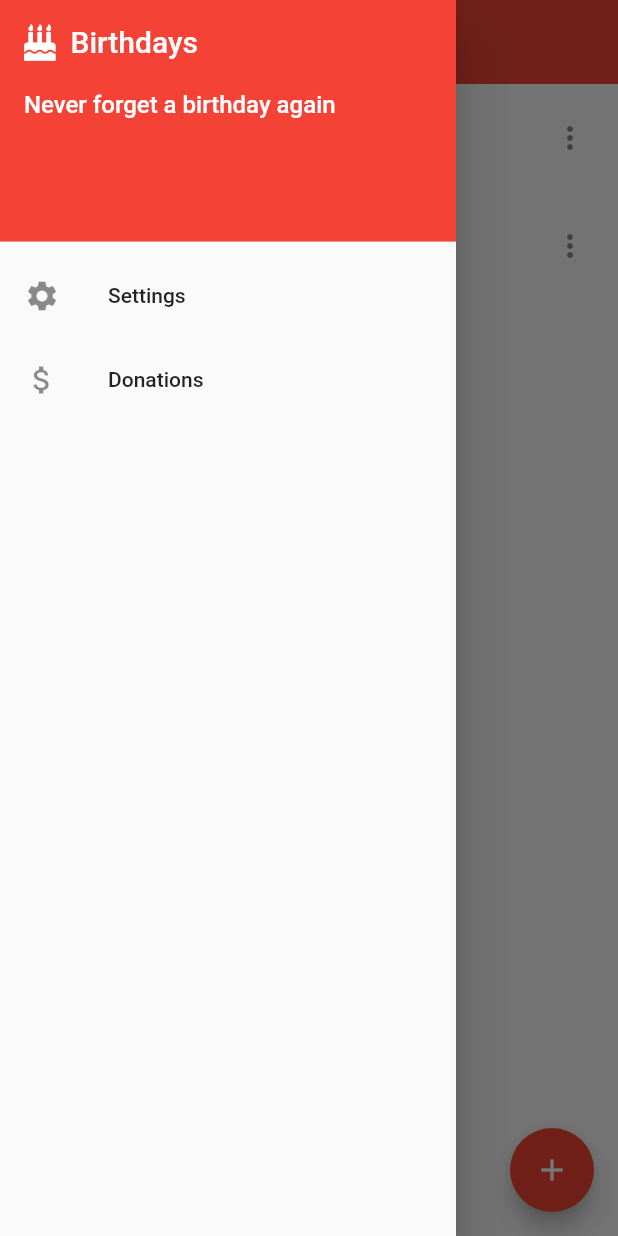
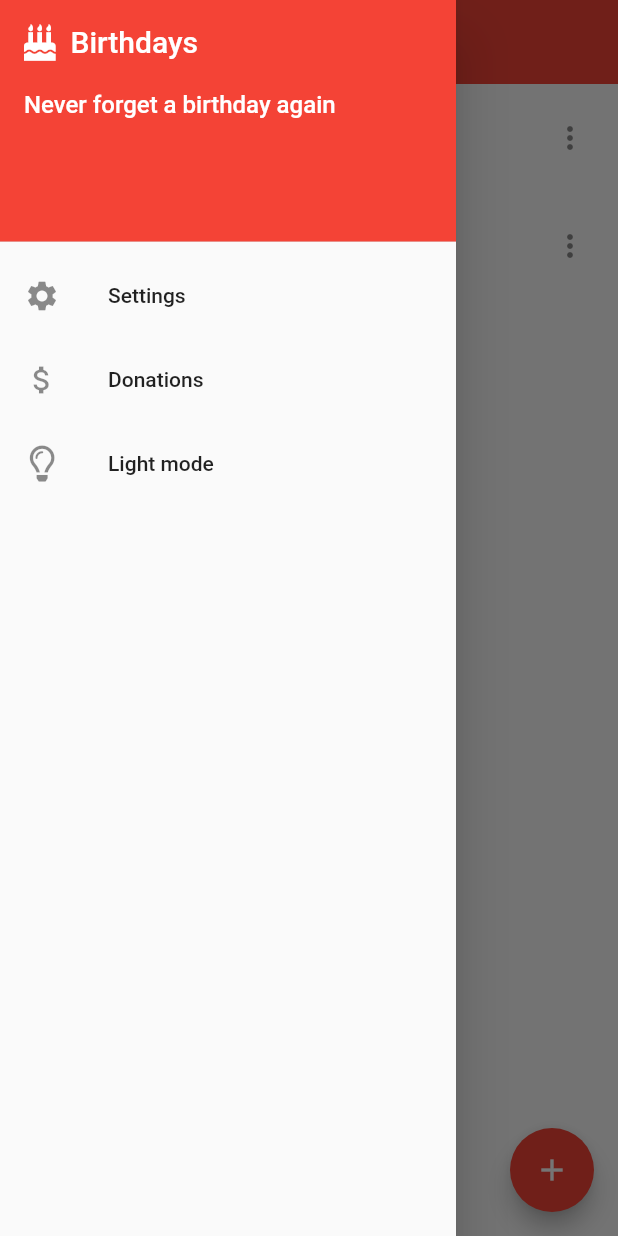
Before and after one commit to rijkdw/birthdays, a Flutter app: the screen it shows after launch, with the side drawer open, on a phone screen of 412 x 824 dp. Run offline on Flutter 3.47's test engine with Material 2 defaults, Android fonts, the phone set to English and light mode, and no system bars; our stand-ins replace font_awesome_flutter.

Commit message:
Added the themes

```diff
--- a/lib/components/appDrawer.dart
+++ b/lib/components/appDrawer.dart
@@ -1,11 +1,12 @@
 import 'package:birthdays/components/appDrawerItem.dart';
+import 'package:birthdays/managers/themeManager.dart';
 import 'package:flutter/material.dart';
 import 'package:font_awesome_flutter/font_awesome_flutter.dart';
+import 'package:provider/provider.dart';
 
 class AppDrawer extends StatelessWidget {
   @override
   Widget build(BuildContext context) {
-
     Widget drawerHeader = DrawerHeader(
       decoration: BoxDecoration(
         color: Theme.of(context).primaryColor,
@@ -60,6 +61,26 @@ class AppDrawer extends StatelessWidget {
       onTap: () {},
     );
 
+    Widget darkmodeSwitch = AppDrawerItem(
+      iconData: FontAwesomeIcons.lightbulb,
+      text: Provider.of<ThemeManager>(context).mode == AppThemeMode.light
+          ? "Light mode"
+          : "Dark mode",
+      onTap: () => Provider.of<ThemeManager>(context, listen: false).switchAppThemeMode(),
+    );
+
+    Provider.of<ThemeManager>(context).mode == AppThemeMode.light
+        ? AppDrawerItem(
+            iconData: FontAwesomeIcons.lightbulb,
+            text: "Light Mode",
+            onTap: () {},
+          )
+        : AppDrawerItem(
+            iconData: FontAwesomeIcons.lightbulb,
+            text: "Dark Mode",
+            onTap: () {},
+          );
+
     return Drawer(
       child: SingleChildScrollView(
         child: Column(
@@ -69,6 +90,7 @@ class AppDrawer extends StatelessWidget {
             // the menu items
             settingsItem,
             supportItem,
+            darkmodeSwitch,
           ],
         ),
       ),
--- a/lib/components/appDrawerItem.dart
+++ b/lib/components/appDrawerItem.dart
@@ -4,11 +4,13 @@ class AppDrawerItem extends StatelessWidget {
   String text;
   IconData iconData;
   VoidCallback onTap;
+  Widget trailing;
 
-  AppDrawerItem({String text, IconData iconData, VoidCallback onTap}) {
+  AppDrawerItem({String text, IconData iconData, VoidCallback onTap, Widget trailing}) {
     this.text = text;
     this.iconData = iconData;
     this.onTap = onTap;
+    this.trailing = trailing;
   }
 
   @override
@@ -17,6 +19,7 @@ class AppDrawerItem extends StatelessWidget {
       title: Text(this.text),
       leading: Icon(this.iconData),
       onTap: this.onTap,
+      trailing: this.trailing ?? SizedBox(height: 1, width: 1),
     );
   }
 }
--- a/lib/main.dart
+++ b/lib/main.dart
@@ -1,4 +1,6 @@
 import 'package:birthdays/managers/birthdayStore.dart';
+import 'package:birthdays/managers/notificationManager.dart';
+import 'package:birthdays/managers/themeManager.dart';
 import 'package:birthdays/screens/birthdayListScreen.dart';
 import 'package:flutter/material.dart';
 import 'package:provider/provider.dart';
@@ -12,14 +14,13 @@ class MyApp extends StatelessWidget {
   Widget build(BuildContext context) {
     return MultiProvider(
       providers: [
-        ChangeNotifierProvider(create: (_) => BirthdayStore())
+        ChangeNotifierProvider(create: (_) => BirthdayStore()),
+        Provider(create: (_) => NotificationManager()),
+        ChangeNotifierProvider(create: (_) => ThemeManager())
       ],
-      child: MaterialApp(
+      builder: (context, _) => MaterialApp(
         title: 'Birthdays',
-        theme: ThemeData(
-          primarySwatch: Colors.red,
-          visualDensity: VisualDensity.adaptivePlatformDensity,
-        ),
+        theme: Provider.of<ThemeManager>(context).themeData,
         home: BirthdayListScreen(),
       ),
     );
--- a/lib/managers/notificationManager.dart
+++ b/lib/managers/notificationManager.dart
@@ -0,0 +1,3 @@
+class NotificationManager {
+
+}
--- /dev/null
+++ b/lib/managers/themeManager.dart
@@ -0,0 +1,36 @@
+import 'package:flutter/foundation.dart';
+import 'package:flutter/material.dart';
+
+enum AppThemeMode { light, dark }
+
+class ThemeManager extends ChangeNotifier {
+  AppThemeMode _mode = AppThemeMode.light;
+
+  // METHODS
+
+  void switchAppThemeMode() {
+    if (this.mode == AppThemeMode.light)
+      this._mode = AppThemeMode.dark;
+    else {
+      this._mode = AppThemeMode.light;
+    }
+    this.notifyListeners();
+  }
+
+  // GETTERS
+
+  AppThemeMode get mode => this._mode;
+
+  ThemeData get themeData {
+    if (this._mode == AppThemeMode.light)
+      return ThemeData(
+        primarySwatch: Colors.red,
+        visualDensity: VisualDensity.adaptivePlatformDensity,
+      );
+    else
+      return ThemeData(
+        primarySwatch: Colors.blue,
+        visualDensity: VisualDensity.adaptivePlatformDensity,
+      );
+  }
+}
--- a/pubspec.yaml
+++ b/pubspec.yaml
@@ -32,6 +32,7 @@ dependencies:
   provider: ^4.3.2+3
   intl: ^0.16.1
   font_awesome_flutter: ^8.10.1
+  flutter_local_notifications: ^3.0.2
 
 dev_dependencies:
   flutter_test:
```
Also changed, not shown: lib/popups/confirmCloseAppPopup.dart (added), lib/screens/newBirthdayScreen.dart (added), pubspec.lock.
